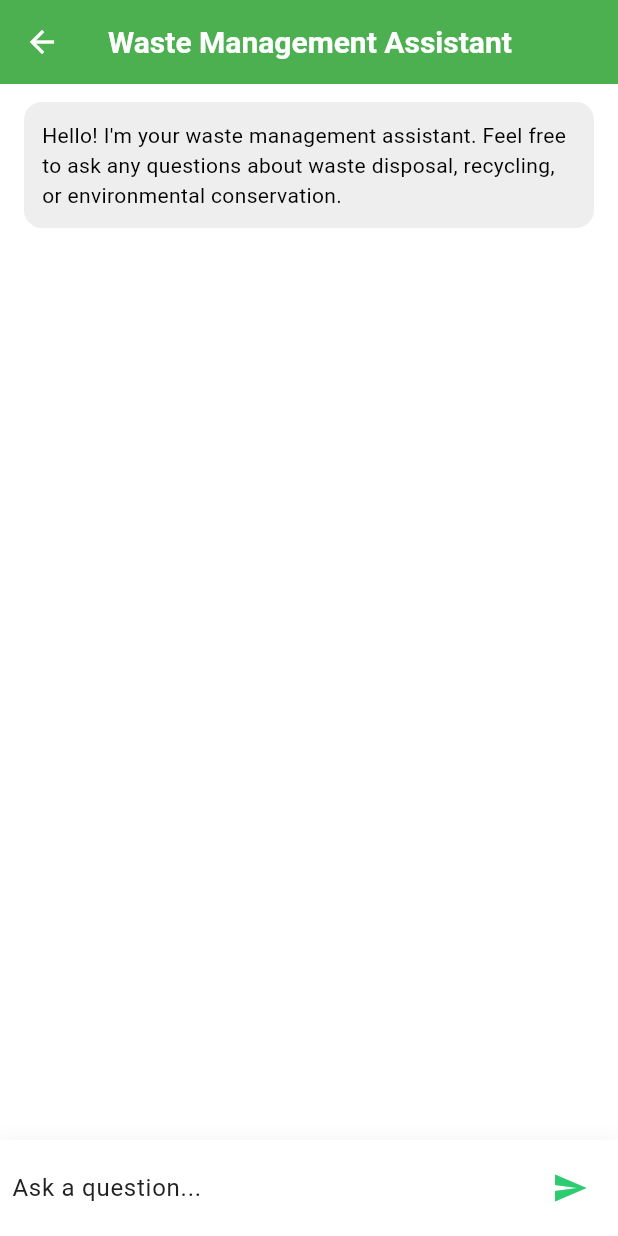
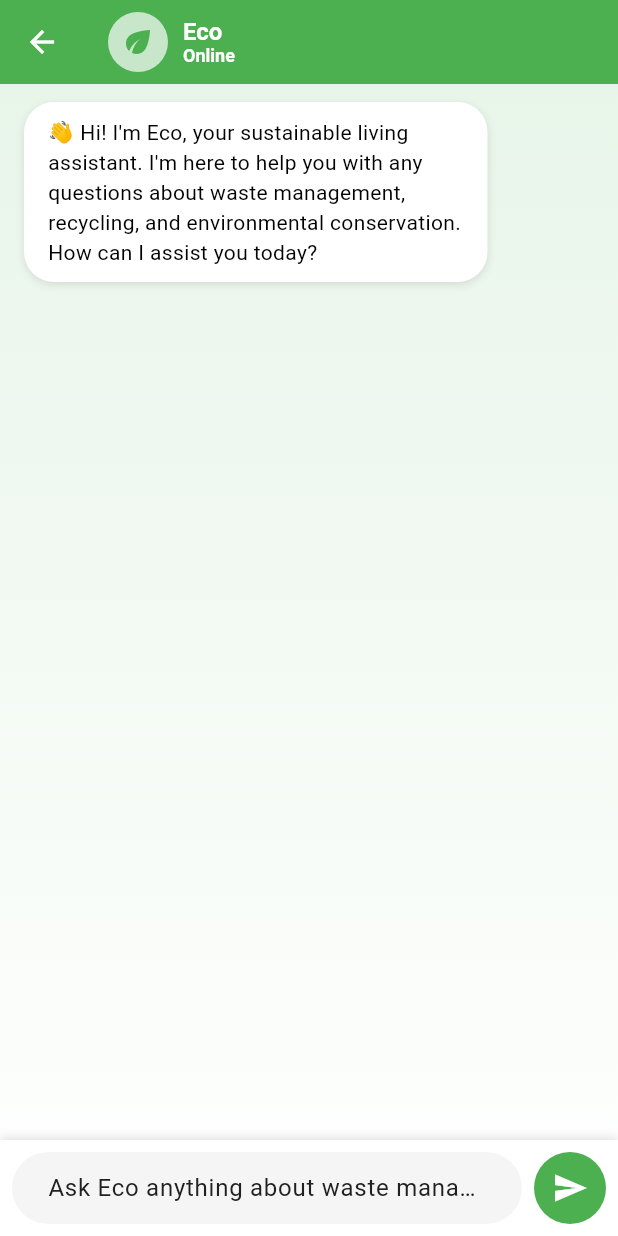
Before and after one commit to astlealoysius/Ecomate, a Flutter app: the ChatScreen screen opened directly, after a tap on the "send" icon, on a phone screen of 412 x 824 dp. Run offline on Flutter 3.47's test engine with Material 3 defaults, Android fonts, the light colour scheme and no system bars; our stand-ins replace firebase_auth, firebase_core, firebase_database, flutter_dotenv, flutter_map, geolocator and 6 more; missing offline and left inert: cloudinary; accounts and stored records are empty; statements that could not run were skipped.

Commit message:
Chatbot - Eco

```diff
--- a/lib/screens/chat_screen.dart
+++ b/lib/screens/chat_screen.dart
@@ -15,6 +15,7 @@ class _ChatScreenState extends State<ChatScreen> {
   final TextEditingController _textController = TextEditingController();
   late final GenerativeModel _model;
   bool _isProcessing = false;
+  final ScrollController _scrollController = ScrollController();
 
   @override
   void initState() {
@@ -35,14 +36,153 @@ class _ChatScreenState extends State<ChatScreen> {
   void _addWelcomeMessage() {
     _messages.add(
       ChatMessage(
-        content: "Hello! I'm your waste management assistant. Feel free to ask any questions about waste disposal, recycling, or environmental conservation.",
+        content: "👋 Hi! I'm Eco, your sustainable living assistant. I'm here to help you with any questions about waste management, recycling, and environmental conservation. How can I assist you today?",
         isUser: false,
       ),
     );
   }
 
+  @override
+  Widget build(BuildContext context) {
+    return Scaffold(
+      appBar: AppBar(
+        title: Row(
+          children: [
+            CircleAvatar(
+              backgroundColor: Colors.green[100],
+              child: const Icon(Icons.eco, color: Colors.green),
+            ),
+            const SizedBox(width: 10),
+            const Column(
+              crossAxisAlignment: CrossAxisAlignment.start,
+              children: [
+                Text('Eco', style: TextStyle(fontSize: 16, fontWeight: FontWeight.bold)),
+                Text('Online', style: TextStyle(fontSize: 12)),
+              ],
+            ),
+          ],
+        ),
+      ),
+      body: Container(
+        decoration: BoxDecoration(
+          gradient: LinearGradient(
+            begin: Alignment.topCenter,
+            end: Alignment.bottomCenter,
+            colors: [Colors.green.shade50, Colors.white],
+          ),
+        ),
+        child: Column(
+          children: [
+            Expanded(
+              child: ListView.builder(
+                controller: _scrollController,
+                padding: const EdgeInsets.all(8),
+                itemCount: _messages.length + (_isProcessing ? 1 : 0),
+                itemBuilder: (context, index) {
+                  if (index == _messages.length && _isProcessing) {
+                    return Padding(
+                      padding: const EdgeInsets.all(8.0),
+                      child: Row(
+                        children: [
+                          Container(
+                            padding: const EdgeInsets.symmetric(horizontal: 12, vertical: 8),
+                            decoration: BoxDecoration(
+                              color: Colors.white,
+                              borderRadius: BorderRadius.circular(16),
+                              boxShadow: [
+                                BoxShadow(
+                                  offset: const Offset(0, 2),
+                                  blurRadius: 4,
+                                  color: Colors.black.withOpacity(0.1),
+                                ),
+                              ],
+                            ),
+                            child: Row(
+                              mainAxisSize: MainAxisSize.min,
+                              children: [
+                                Text('Eco is typing',
+                                    style: TextStyle(color: Colors.grey[600])),
+                                const SizedBox(width: 8),
+                                SizedBox(
+                                  width: 16,
+                                  height: 16,
+                                  child: CircularProgressIndicator(
+                                    strokeWidth: 2,
+                                    valueColor: AlwaysStoppedAnimation<Color>(
+                                        Colors.green[300]!),
+                                  ),
+                                ),
+                              ],
+                            ),
+                          ),
+                        ],
+                      ),
+                    );
+                  }
+                  return _ChatBubble(message: _messages[index]);
+                },
+              ),
+            ),
+            _buildMessageInput(),
+          ],
+        ),
+      ),
+    );
+  }
+
+  Widget _buildMessageInput() {
+    return Container(
+      padding: const EdgeInsets.all(8.0),
+      decoration: BoxDecoration(
+        color: Colors.white,
+        boxShadow: [
+          BoxShadow(
+            offset: const Offset(0, -2),
+            blurRadius: 4,
+            color: Colors.black.withOpacity(0.1),
+          ),
+        ],
+      ),
+      child: Row(
+        children: [
+          Expanded(
+            child: TextField(
+              controller: _textController,
+              decoration: InputDecoration(
+                hintText: 'Ask Eco anything about waste management...',
+                border: OutlineInputBorder(
+                  borderRadius: BorderRadius.circular(25),
+                  borderSide: BorderSide.none,
+                ),
+                filled: true,
+                fillColor: Colors.grey[100],
+                contentPadding: const EdgeInsets.symmetric(horizontal: 20, vertical: 10),
+              ),
+              onSubmitted: _handleUserQuestion,
+            ),
+          ),
+          const SizedBox(width: 8),
+          Container(
+            decoration: const BoxDecoration(
+              color: Colors.green,
+              shape: BoxShape.circle,
+            ),
+            child: IconButton(
+              icon: const Icon(Icons.send, color: Colors.white),
+              onPressed: () {
+                if (_textController.text.isNotEmpty) {
+                  _handleUserQuestion(_textController.text);
+                }
+              },
+            ),
+          ),
+        ],
+      ),
+    );
+  }
+
   Future<void> _handleUserQuestion(String text) async {
-    if (text.trim().isEmpty) return;
+    if (text.isEmpty) return;
 
     setState(() {
       _messages.add(ChatMessage(content: text, isUser: true));
@@ -51,88 +191,48 @@ class _ChatScreenState extends State<ChatScreen> {
     });
 
     try {
+      final prompt = """
+      You are Eco, a friendly and knowledgeable waste management and environmental conservation assistant.
+      Respond to the following question about waste management, recycling, or environmental conservation:
+      $text
+
+      Keep your response helpful but concise. Use emojis where appropriate to make the conversation engaging.
+      """;
+
       final response = await _model.generateContent([
-        Content.text("As a waste management expert, answer this question: $text"),
+        Content.text(prompt),
       ]);
 
       setState(() {
-        _messages.add(ChatMessage(
-          content: response.text ?? 'Could not generate response',
-          isUser: false,
-        ));
+        _messages.add(
+          ChatMessage(
+            content: response.text ?? 'I apologize, but I was unable to process your request.',
+            isUser: false,
+          ),
+        );
       });
     } catch (e) {
-      ScaffoldMessenger.of(context).showSnackBar(
-        SnackBar(
-          content: Text('Error: ${e.toString()}'),
-          backgroundColor: Colors.red[800],
-        ),
-      );
+      setState(() {
+        _messages.add(
+          ChatMessage(
+            content: 'I apologize, but I encountered an error while processing your request.',
+            isUser: false,
+          ),
+        );
+      });
     } finally {
-      setState(() => _isProcessing = false);
+      setState(() {
+        _isProcessing = false;
+      });
+      // Scroll to bottom after new message
+      Future.delayed(const Duration(milliseconds: 100), () {
+        _scrollController.animateTo(
+          _scrollController.position.maxScrollExtent,
+          duration: const Duration(milliseconds: 300),
+          curve: Curves.easeOut,
+        );
+      });
     }
-  }
-
-  @override
-  Widget build(BuildContext context) {
-    return Scaffold(
-      appBar: AppBar(
-        title: const Text('Waste Management Assistant'),
-      ),
-      body: Column(
-        children: [
-          Expanded(
-            child: ListView.builder(
-              padding: const EdgeInsets.all(8),
-              itemCount: _messages.length,
-              itemBuilder: (context, index) {
-                final message = _messages[index];
-                return _ChatBubble(message: message);
-              },
-            ),
-          ),
-          if (_isProcessing)
-            const Padding(
-              padding: EdgeInsets.all(8.0),
-              child: LinearProgressIndicator(),
-            ),
-          _buildMessageInput(),
-        ],
-      ),
-    );
-  }
-
-  Widget _buildMessageInput() {
-    return Container(
-      padding: const EdgeInsets.all(8),
-      decoration: BoxDecoration(
-        color: Colors.white,
-        boxShadow: [
-          BoxShadow(
-            color: Colors.black.withOpacity(0.05),
-            blurRadius: 10,
-          ),
-        ],
-      ),
-      child: Row(
-        children: [
-          Expanded(
-            child: TextField(
-              controller: _textController,
-              decoration: const InputDecoration(
-                hintText: 'Ask a question...',
-                border: InputBorder.none,
-              ),
-              onSubmitted: _handleUserQuestion,
-            ),
-          ),
-          IconButton(
-            icon: const Icon(Icons.send, color: AppColors.primary),
-            onPressed: () => _handleUserQuestion(_textController.text),
-          ),
-        ],
-      ),
-    );
   }
 }
 
@@ -156,11 +256,21 @@ class _ChatBubble extends StatelessWidget {
     return Align(
       alignment: message.isUser ? Alignment.centerRight : Alignment.centerLeft,
       child: Container(
+        constraints: BoxConstraints(
+          maxWidth: MediaQuery.of(context).size.width * 0.75,
+        ),
         margin: const EdgeInsets.symmetric(vertical: 4, horizontal: 8),
-        padding: const EdgeInsets.all(12),
+        padding: const EdgeInsets.symmetric(horizontal: 16, vertical: 10),
         decoration: BoxDecoration(
-          color: message.isUser ? AppColors.primary : Colors.grey[200],
-          borderRadius: BorderRadius.circular(12),
+          color: message.isUser ? Colors.green : Colors.white,
+          borderRadius: BorderRadius.circular(20),
+          boxShadow: [
+            BoxShadow(
+              offset: const Offset(0, 2),
+              blurRadius: 4,
+              color: Colors.black.withOpacity(0.1),
+            ),
+          ],
         ),
         child: Text(
           message.content,
```
